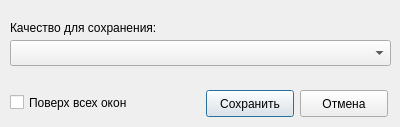
Qt form settingswindow.ui (EfogDev/WatchIt) before a commit.
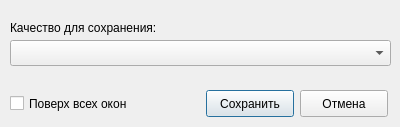
The same form after that commit.

```diff
--- a/settingswindow.ui
+++ b/settingswindow.ui
@@ -17,7 +17,7 @@
    <property name="geometry">
     <rect>
      <x>10</x>
-     <y>92</y>
+     <y>93</y>
      <width>141</width>
      <height>21</height>
     </rect>
```
